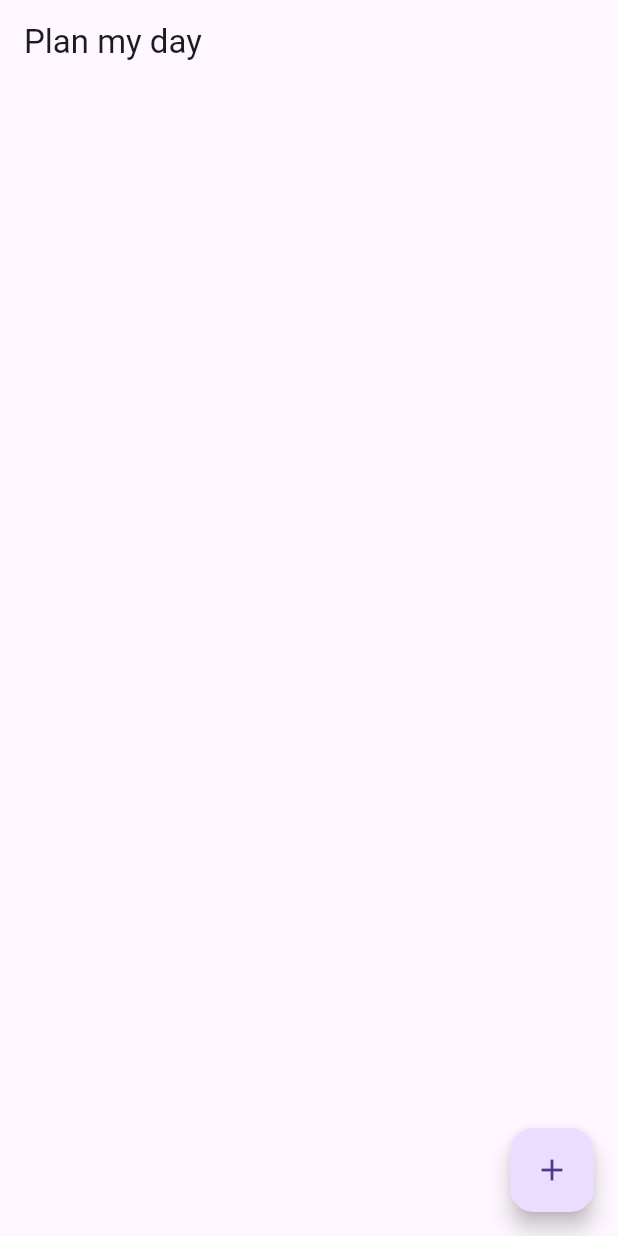
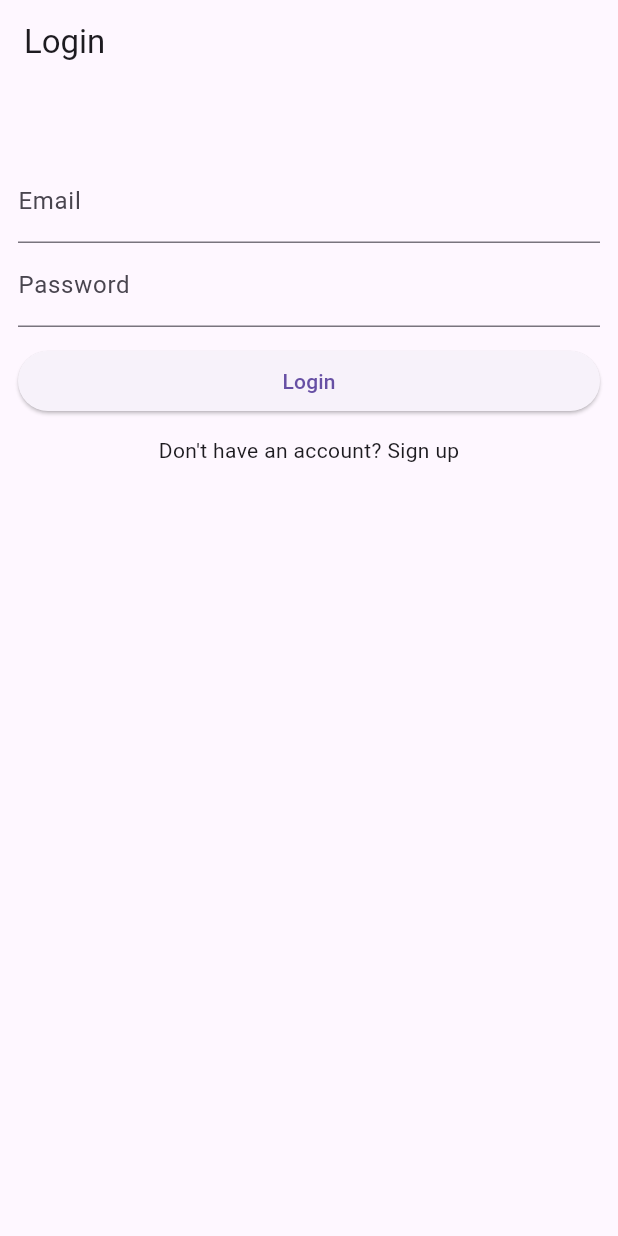
Before and after one commit to KarthikaMovva/Notes, a Flutter app: the screen it shows after launch, on a phone screen of 412 x 824 dp. Run offline on Flutter 3.47's test engine with Material 3 defaults, Android fonts, the phone set to English and light mode, and no system bars; our stand-ins replace supabase_flutter; accounts and stored records are empty.

```diff
--- /dev/null
+++ b/lib/auth/authgate.dart
@@ -0,0 +1,31 @@
+import 'package:flutter/material.dart';
+import 'package:note/pages/notepage.dart';
+import 'package:supabase_flutter/supabase_flutter.dart';
+import 'package:note/pages/Loginpage.dart';
+import 'package:note/pages/Profilepage.dart';
+
+class Authgate extends StatelessWidget {
+  const Authgate({super.key});
+
+  @override
+  Widget build(BuildContext context) {
+    return StreamBuilder(
+        stream: Supabase.instance.client.auth.onAuthStateChange,
+        builder: (context, snapshot) {
+          if (snapshot.connectionState == ConnectionState.waiting) {
+            return Scaffold(
+              body: Center(
+                child: CircularProgressIndicator(),
+              ),
+            );
+          }
+          final session = snapshot.hasData ? snapshot.data!.session : null;
+          if (session != null) {
+            print("Current User ID: ${Supabase.instance.client.auth.currentUser?.id}");
+            return Notepage();
+          } else {
+            return Loginpage();
+          }
+        });
+  }
+}
--- /dev/null
+++ b/lib/auth/authservice.dart
@@ -0,0 +1,33 @@
+import 'package:supabase_flutter/supabase_flutter.dart';
+
+class Authservice {
+  final SupabaseClient _db = Supabase.instance.client;
+
+  Future<void> Signin(String Email, String Password) async {
+  final response= await _db.auth.signInWithPassword(email: Email, password: Password);
+      if (response.user != null) {
+    print("User logged in: ${response.user!.id}");
+  } else {
+    print("Error: ${response}");
+  }
+  }
+
+  Future<void> Signup(String Email, String Password) async {
+  final response=await _db.auth.signUp(email: Email, password: Password);
+  if (response.user != null) {
+    print("User signed up: ${response.user!.id}");
+  } else {
+    print("Error: ${response}");
+  }
+  }
+
+  Future<void> SignOut() async {
+    await _db.auth.signOut();
+  }
+
+  String? getEmail() {
+    final Session = _db.auth.currentSession;
+    final dbuser = Session?.user;
+    return dbuser?.email;
+  }
+}
--- a/lib/main.dart
+++ b/lib/main.dart
@@ -1,5 +1,6 @@
 import 'package:flutter/material.dart';
-import 'package:note/notepage.dart';
+import 'package:note/auth/authgate.dart';
+import 'package:note/pages/notepage.dart';
 import 'package:supabase_flutter/supabase_flutter.dart';
 
 void main() async {
@@ -17,7 +18,7 @@ class MyApp extends StatelessWidget {
   Widget build(BuildContext context) {
     return const MaterialApp(
       debugShowCheckedModeBanner: false,
-      home: Notepage(),
+      home: Authgate(),
     );
   }
 }
--- /dev/null
+++ b/lib/pages/Loginpage.dart
@@ -0,0 +1,59 @@
+import 'package:flutter/material.dart';
+import 'package:note/auth/authservice.dart';
+import 'package:note/pages/Registerpage.dart';
+
+class Loginpage extends StatefulWidget {
+  const Loginpage({super.key});
+
+  @override
+  State<Loginpage> createState() => _LoginpageState();
+}
+
+class _LoginpageState extends State<Loginpage> {
+  final service = Authservice();
+  final email = TextEditingController();
+  final password = TextEditingController();
+
+  void Login() async {
+    final inputmail = email.text;
+    final inputpassword = password.text;
+    try {
+      await service.Signin(inputmail, inputpassword);
+    } catch (e) {
+      if (mounted) {
+        ScaffoldMessenger.of(context)
+            .showSnackBar(SnackBar(content: Text("Error $e")));
+      }
+    }
+  }
+
+  @override
+  Widget build(BuildContext context) {
+    return Scaffold(
+      appBar: AppBar(
+        title: Text("Login"),
+      ),
+      body: ListView(
+        padding: EdgeInsets.symmetric(horizontal: 12, vertical: 50),
+        children: [
+          TextField(
+            controller: email,
+            decoration: const InputDecoration(labelText: "Email"),
+          ),
+          TextField(
+            controller: password,
+             decoration: const InputDecoration(labelText: "Password"),
+             obscureText: true,
+          ),
+          const SizedBox(height: 12,),
+          ElevatedButton(onPressed: Login, child: const Text("Login")),
+          const SizedBox(height: 12,),
+          GestureDetector(
+            onTap: () => Navigator.push(context, MaterialPageRoute(builder: (context)=>const Registerpage())),
+         child: const Center(child:Text("Don't have an account? Sign up"))
+          )
+        ],
+      ),
+    );
+  }
+}
```
Also changed, not shown: lib/notepage.dart (deleted, +0 -154 lines), lib/notes.dart (+21 -12 lines), lib/notes_database.dart (+65 -16 lines), lib/pages/Profilepage.dart (added, +56 -0 lines), lib/pages/Registerpage.dart (added, +78 -0 lines), lib/pages/notepage.dart (added, +190 -0 lines).
